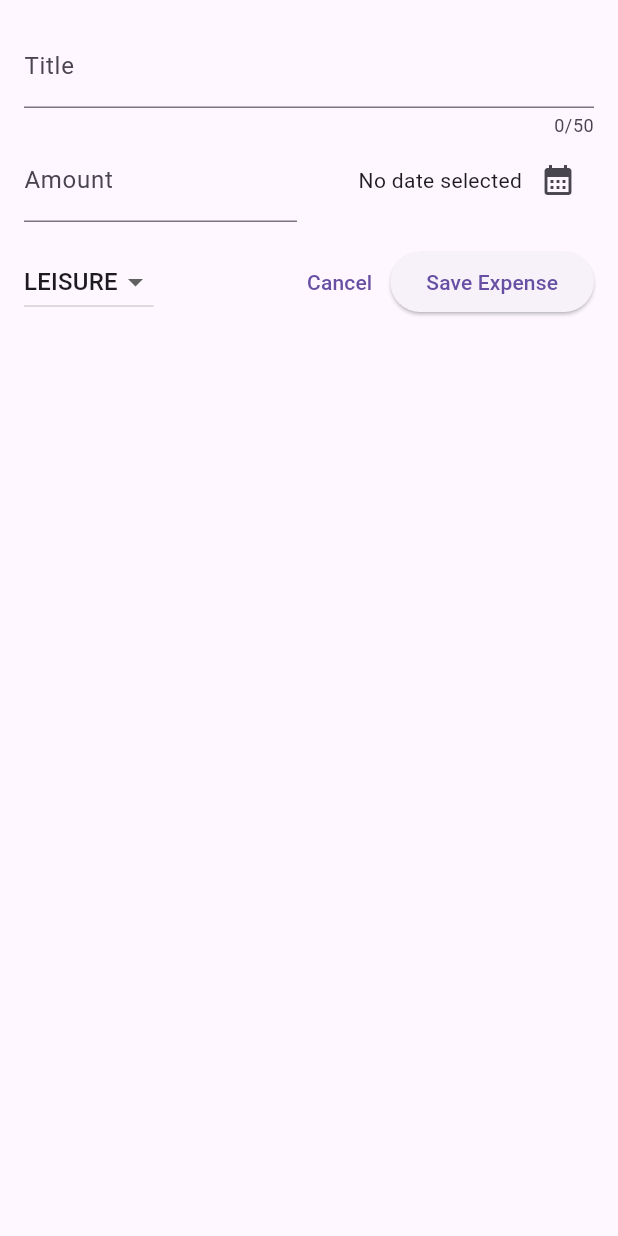
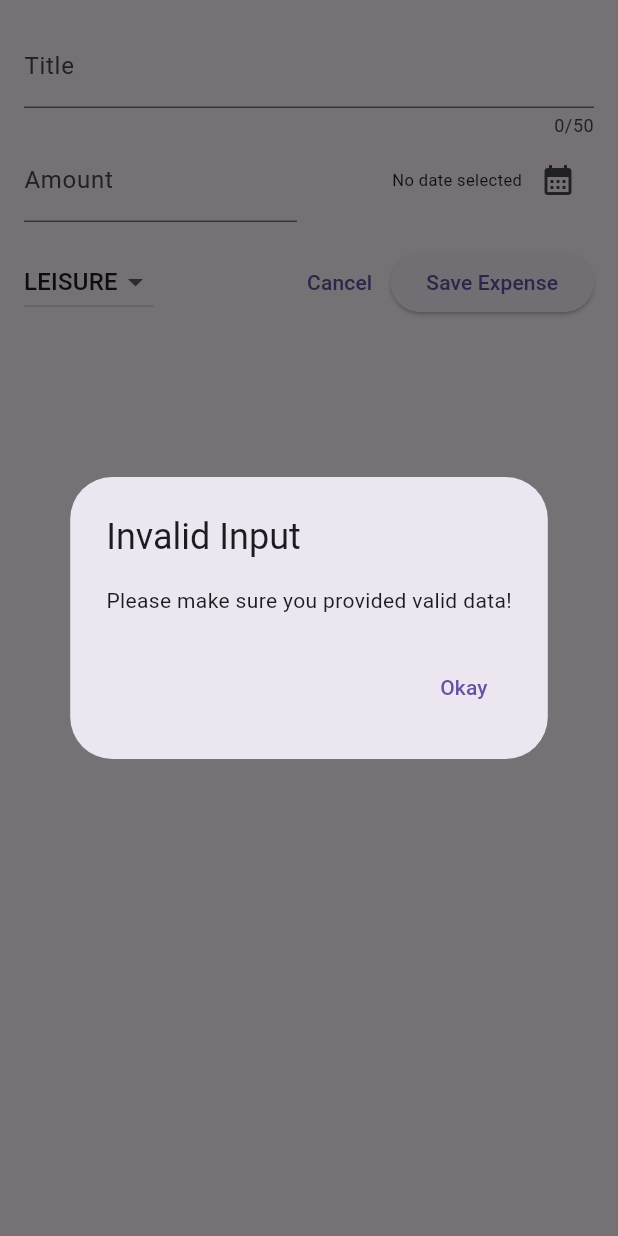
Before and after one commit to ArthurBufon/flutter_expense_tracker, a Flutter app: the NewExpense widget shown alone on an empty page, opened directly, after a tap on "Save Expense", on a phone screen of 412 x 824 dp. Run offline on Flutter 3.47's test engine with Material 2 defaults, Android fonts, the phone set to English and light mode, and no system bars.

Commit message:
validating user input and error dialog

```diff
--- a/lib/widgets/new_expense.dart
+++ b/lib/widgets/new_expense.dart
@@ -27,6 +27,30 @@ class _NewExpenseState extends State<NewExpense> {
     setState(() {
       _selectedDate = pickedDate;
     });
+  }
+
+  void _submitExpenseData() {
+    final enteredAmount = double.tryParse(_amountController.text);
+    final amountIsInvalid = enteredAmount == null || enteredAmount <= 0;
+    if (_titleController.text.trim().isEmpty ||
+        amountIsInvalid ||
+        _selectedDate == null) {
+      showDialog(
+        context: context,
+        builder: (ctx) => AlertDialog(
+          title: const Text('Invalid Input'),
+          content: const Text('Please make sure you provided valid data!'),
+          actions: [
+            TextButton(
+                onPressed: () {
+                  Navigator.pop(ctx);
+                },
+                child: const Text('Okay'))
+          ],
+        ),
+      );
+      return;
+    }
   }
 
   @override
@@ -67,9 +91,12 @@ class _NewExpenseState extends State<NewExpense> {
                   mainAxisAlignment: MainAxisAlignment.end,
                   crossAxisAlignment: CrossAxisAlignment.center,
                   children: [
-                    Text(_selectedDate == null
-                        ? 'No date selected'
-                        : formatter.format(_selectedDate!)),
+                    Text(
+                      _selectedDate == null
+                          ? 'No date selected'
+                          : formatter.format(_selectedDate!),
+                      style: const TextStyle(fontSize: 11),
+                    ),
                     IconButton(
                         onPressed: _presentDatePicker,
                         icon: const Icon(
@@ -112,10 +139,7 @@ class _NewExpenseState extends State<NewExpense> {
                 child: const Text('Cancel'),
               ),
               ElevatedButton(
-                onPressed: () {
-                  print(_titleController.text);
-                  print(_amountController.text);
-                },
+                onPressed: _submitExpenseData,
                 child: const Text('Save Expense'),
               )
             ],
```
